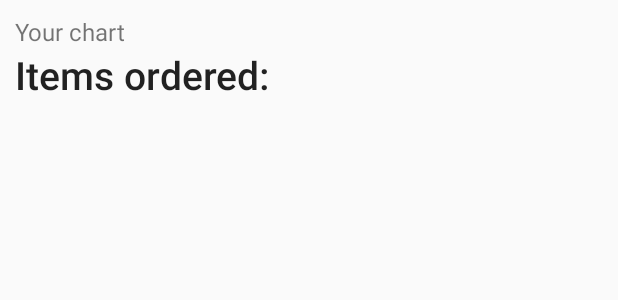
After one commit to Vale-polito/customer_app, an Android app: the layout activity_cart.xml on its own in the app's theme, with its tools: preview values and no code run, on a phone screen of 412 x 824 dp. The commit adds this screen. Shown: the top 300 px of the screen. Run offline under Robolectric (Android 15) with nearby library versions, the phone set to English and light mode, and no system bars.

Commit message:
Added the cart and possibility to add items to it, other modifications incoming

```diff
--- a/app/build.gradle
+++ b/app/build.gradle
@@ -21,6 +21,9 @@ android {
 dependencies {
     implementation fileTree(include: ['*.jar'], dir: 'libs')
     implementation 'com.android.support:appcompat-v7:28.0.0'
+    implementation 'com.android.support:support-v4:28.0.0'
+    implementation 'com.android.support:support-media-compat:28.0.0'
+    implementation 'com.android.support:exifinterface:28.0.0'
     implementation 'com.android.support:cardview-v7:28.0.0'
     implementation 'com.android.support:recyclerview-v7:28.0.0'
     implementation 'com.squareup.picasso:picasso:2.71828'
--- a/app/src/main/AndroidManifest.xml
+++ b/app/src/main/AndroidManifest.xml
@@ -17,7 +17,8 @@
         android:roundIcon="@mipmap/ic_launcher_round"
         android:supportsRtl="true"
         android:theme="@style/AppTheme">
-        <activity android:name=".FoodDetailsActivity"></activity>
+        <activity android:name=".CartActivity"></activity>
+        <activity android:name=".FoodDetailsActivity" />
         <activity android:name=".EditProfileActivity" />
         <activity android:name=".PasswordActivity" />
         <activity android:name=".ProfileActivity" />
--- a/app/src/main/java/com/example/customer/ProfileActivity.java
+++ b/app/src/main/java/com/example/customer/ProfileActivity.java
@@ -88,12 +88,12 @@ public class ProfileActivity extends AppCompatActivity {
                 tvPhone.setText(customersProfile.getPhone());
                 tvEmail.setText(customersProfile.getEmail());
                 tvDescription.setText(customersProfile.getShortdescription());
-                Picasso.get()
+                /*Picasso.get()
                         .load(customersProfile.getImageUrl())
                         .placeholder(R.drawable.personal)
                         .fit()
                         .centerCrop()
-                        .into(imgProfile);
+                        .into(imgProfile);*/
             }
 
             @Override
--- /dev/null
+++ b/app/src/main/res/layout/activity_cart.xml
@@ -0,0 +1,44 @@
+<?xml version="1.0" encoding="utf-8"?>
+<android.support.constraint.ConstraintLayout xmlns:android="http://schemas.android.com/apk/res/android"
+    xmlns:app="http://schemas.android.com/apk/res-auto"
+    xmlns:tools="http://schemas.android.com/tools"
+    android:layout_width="match_parent"
+    android:layout_height="match_parent"
+    tools:context=".CartActivity">
+
+    <LinearLayout
+        android:layout_width="match_parent"
+        android:layout_height="match_parent"
+        android:orientation="vertical"
+        android:layout_marginTop="10dp"
+        android:layout_marginLeft="10dp"
+        android:layout_marginRight="10dp"
+        android:layout_marginBottom="10dp">
+
+        <TextView
+            android:layout_width="wrap_content"
+            android:layout_height="wrap_content"
+            android:textSize="16sp"
+            android:text="Your chart" />
+
+        <TextView
+            android:layout_width="wrap_content"
+            android:layout_height="wrap_content"
+            android:text="Items ordered: "
+            style="@style/Base.DialogWindowTitle.AppCompat"
+            android:textSize="26sp" />
+        <RelativeLayout
+            android:layout_width="match_parent"
+            android:layout_height="wrap_content">
+            <ListView
+                android:id="@+id/ordersListView"
+                android:layout_width="match_parent"
+                android:layout_height="wrap_content">
+
+            </ListView>
+
+        </RelativeLayout>
+
+
+    </LinearLayout>
+</android.support.constraint.ConstraintLayout>
--- a/build.gradle
+++ b/build.gradle
@@ -7,7 +7,7 @@ buildscript {
 
     }
     dependencies {
-        classpath 'com.android.tools.build:gradle:3.4.0'
+        classpath 'com.android.tools.build:gradle:3.3.2'
         classpath 'com.google.gms:google-services:4.2.0'
 
         // NOTE: Do not place your application dependencies here; they belong
```
Also changed, not shown: app/src/main/java/com/example/customer/CartActivity.java (added, +60 -0 lines), app/src/main/java/com/example/customer/FoodDetailsActivity.java (+48 -0 lines), app/src/main/java/com/example/customer/Home.java (+6 -4 lines), app/src/main/java/com/example/customer/ItemsOrdered.java (added, +68 -0 lines), app/src/main/java/com/example/customer/ItemsOrderedAdapter.java (added, +55 -0 lines), app/src/main/res/layout/itemsordered_list.xml (added, +37 -0 lines), 1 other file.
